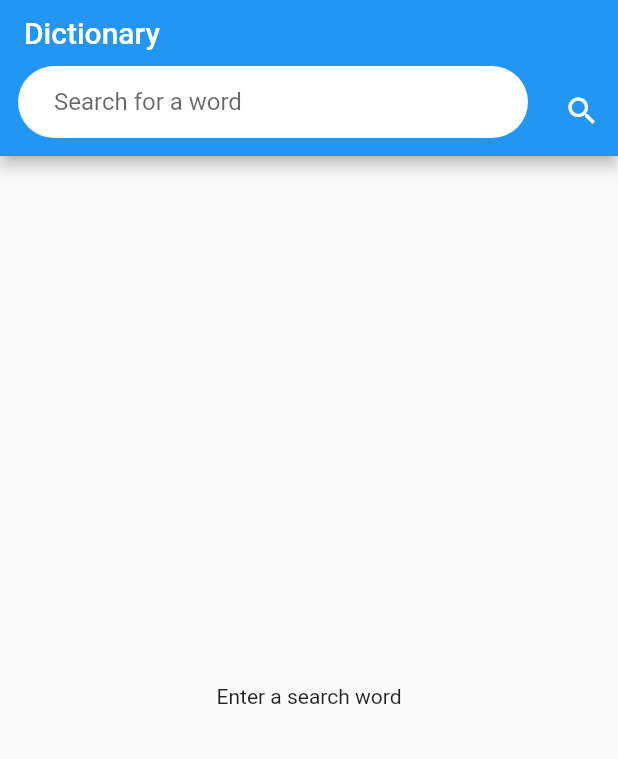
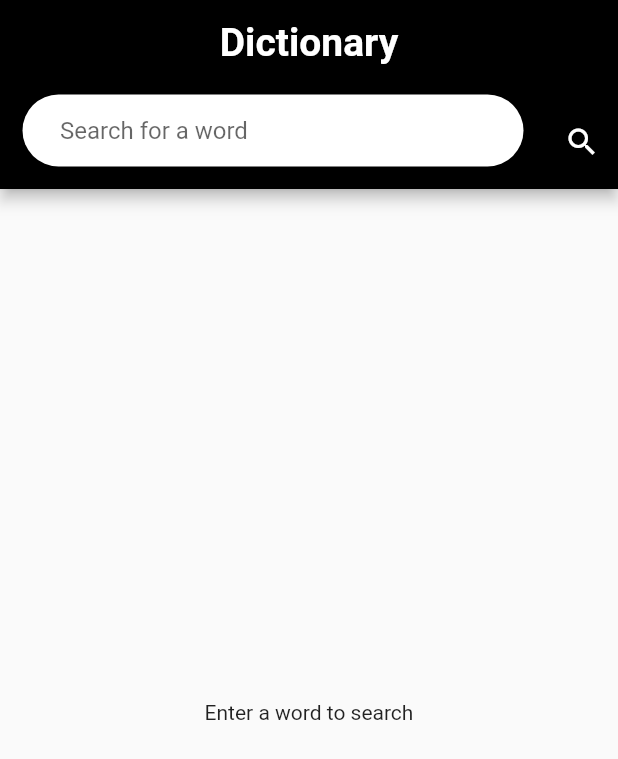
Before and after one commit to anushkasingh7/app, a Flutter app: the screen it shows after launch, after a tap on the "search" icon, on a phone screen of 412 x 824 dp. Shown: the top 759 px of the screen. Run offline on Flutter 3.47's test engine with Material 2 defaults, Android fonts, the phone set to English and light mode, and no system bars.

Commit message:
second commit

```diff
--- a/lib/main.dart
+++ b/lib/main.dart
@@ -7,7 +7,7 @@ import 'package:http/http.dart';
 void main() => runApp(MyApp());
 
 class MyApp extends StatelessWidget {
-  // This widget is the root of your application.
+
   @override
   Widget build(BuildContext context) {
     return MaterialApp(
@@ -23,15 +23,15 @@ class MyHomePage extends StatefulWidget {
 }
 
 class _MyHomePageState extends State<MyHomePage> {
-  String _url = "https://owlbot.info/api/v4/dictionary";
+  String _url = "https://owlbot.info/api/v4/dictionary/";
   String _token = "2ffc3d6aa74c7a054a2044cd06228efc25ef2de7";
 
   TextEditingController _controller = TextEditingController();
 
-  StreamController _streamController;
-  Stream _stream;
+  late StreamController _streamController;
+  late Stream _stream;
 
-  Timer _debounce;
+  late Timer _debounce;
 
   _search() async {
     if (_controller.text == null || _controller.text.length == 0) {
@@ -40,9 +40,7 @@ class _MyHomePageState extends State<MyHomePage> {
     }
 
     _streamController.add("waiting");
-    String finalurl = "_url" + _controller.text.trim(), headers: {"Authorization": "Token " + _token};
-
-    Response response = await get(Uri.parse(finalurl));
+    Response response=await get(Uri.parse(_url + _controller.text.trim()) , headers: {"Authorization": "Token " + _token});
     _streamController.add(json.decode(response.body));
   }
 
@@ -58,14 +56,21 @@ class _MyHomePageState extends State<MyHomePage> {
   Widget build(BuildContext context) {
     return Scaffold(
       appBar: AppBar(
-        title: Text("Dictionary"),
+        backgroundColor: Colors.black,
+        title: Text("Dictionary",
+        style: TextStyle(
+            color:  Colors.white,
+          fontWeight: FontWeight.bold,
+          fontSize: 26,
+        ),),
+        centerTitle: true,
         bottom: PreferredSize(
-          preferredSize: Size.fromHeight(48.0),
+          preferredSize: Size.fromHeight(70.0),
           child: Row(
             children: <Widget>[
               Expanded(
                 child: Container(
-                  margin: const EdgeInsets.only(left: 12.0, bottom: 12.0,right: 12.0),
+                  margin: const EdgeInsets.only(left: 15.0, bottom: 15.0,right: 15.0),
                   decoration: BoxDecoration(
                     color: Colors.white,
                     borderRadius: BorderRadius.circular(24.0),
@@ -80,7 +85,7 @@ class _MyHomePageState extends State<MyHomePage> {
                     controller: _controller,
                     decoration: InputDecoration(
                       hintText: "Search for a word",
-                      contentPadding: const EdgeInsets.only(left: 24.0),
+                      contentPadding: const EdgeInsets.only(left: 25.0),
                       border: InputBorder.none,
                     ),
                   ),
@@ -106,7 +111,7 @@ class _MyHomePageState extends State<MyHomePage> {
           builder: (BuildContext ctx, AsyncSnapshot snapshot) {
             if (snapshot.data == null) {
               return Center(
-                child: Text("Enter a search word"),
+                child: Text("Enter a word to search"),
               );
             }
 
--- a/pubspec.yaml
+++ b/pubspec.yaml
@@ -34,7 +34,7 @@ dependencies:
   # The following adds the Cupertino Icons font to your application.
   # Use with the CupertinoIcons class for iOS style icons.
   cupertino_icons: ^1.0.2
-  http: any
+  http: ^0.13.4
 
 dev_dependencies:
   flutter_test:
```
